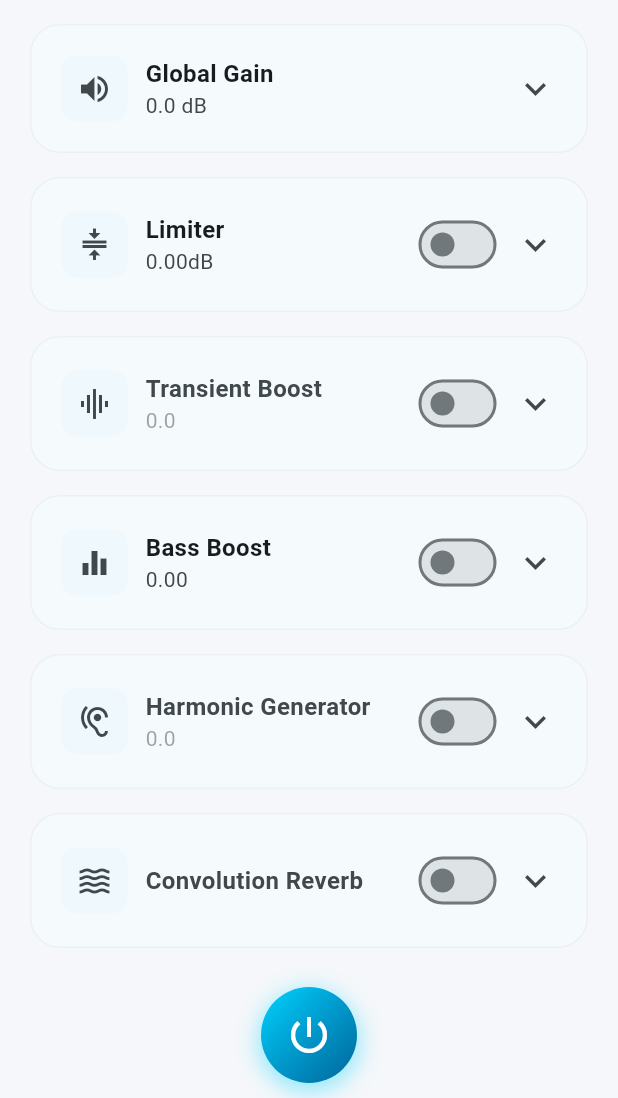
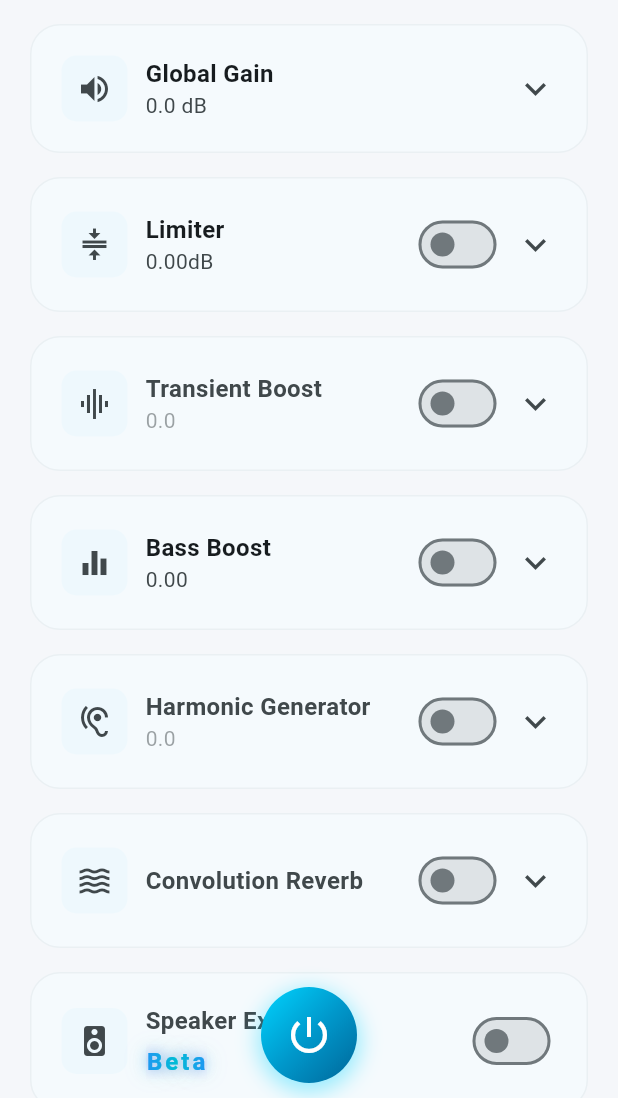
Before and after one commit to qumolangmo/wecho, a Flutter app: the screen it shows after launch, scrolled down 74 dp, on a phone screen of 412 x 824 dp, the part 138-1236 px from its top. Run offline on Flutter 3.47's test engine with Material 3 defaults, Android fonts, the phone set to English and light mode, and no system bars; our stand-ins replace file_picker, shared_preferences; generated files the repository leaves out were written again.

Commit message:
feat: add virtual bass feature for telephone speaker

```diff
--- a/lib/components/components.dart
+++ b/lib/components/components.dart
@@ -5,3 +5,4 @@ export 'details_dialog.dart';
 export 'multi_slider_control_card.dart';
 export 'reset_button.dart';
 export 'switch_control_card.dart';
+export 'simple_control_card.dart';
--- a/lib/components/convolve_control_card.dart
+++ b/lib/components/convolve_control_card.dart
@@ -242,7 +242,7 @@ class ConvolveControlCard extends StatelessWidget {
       crossAxisAlignment: CrossAxisAlignment.start,
       children: [
         Text(
-          '混合比例',
+          AppLocalizations.of(context)!.mixRatio,
           style: TextStyle(
             fontSize: 14,
             fontWeight: FontWeight.w500,
@@ -329,7 +329,7 @@ class ConvolveControlCard extends StatelessWidget {
                 const SizedBox(width: 12),
                 Expanded(
                   child: Text(
-                    irPath.isEmpty ? '点击选择IR文件 (.wav, .irs)' : irPath.split('/').last,
+                    irPath.isEmpty ? AppLocalizations.of(context)!.selectIRFile : irPath.split('/').last,
                     style: TextStyle(
                       fontSize: 14,
                       color: irPath.isEmpty
--- a/lib/components/details_dialog.dart
+++ b/lib/components/details_dialog.dart
@@ -27,8 +27,8 @@ class DetailsDialog extends StatelessWidget {
               _buildDetailRow(AppLocalizations.of(context)!.playbackSampleRate, '44099 Hz'),
               _buildDetailRow(AppLocalizations.of(context)!.captureBitDepth, '32bit'),
               _buildDetailRow(AppLocalizations.of(context)!.playbackBitDepth, '32bit'),
-              _buildDetailRow(AppLocalizations.of(context)!.engineVersion, 'v1.0.1'),
-              _buildDetailRow(AppLocalizations.of(context)!.applicationVersion, 'v1.0.0'),
+              _buildDetailRow(AppLocalizations.of(context)!.engineVersion, 'v1.1.0'),
+              _buildDetailRow(AppLocalizations.of(context)!.applicationVersion, 'v1.1.0'),
             ],
           ),
         ),
--- /dev/null
+++ b/lib/components/simple_control_card.dart
@@ -0,0 +1,185 @@
+/// Copyright (c) 2026 qumolangmo
+///
+/// License: MIT License with Commons Clause License Condition v1.0
+/// see LICENSE-MIT and LICENSE-COMMONS-CLAUSE in the project root for full license text.
+///
+/// For commercial use, please contact: qumolangmo@gmail.com
+
+import 'package:wecho/l10n/app_localizations.dart';
+import 'package:flutter/material.dart';
+
+class SimpleControlCard extends StatelessWidget {
+  final IconData icon;
+  final String title;
+  final String description;
+  final bool enabled;
+  final ValueChanged<bool> onToggle;
+
+  const SimpleControlCard({
+    super.key,
+    required this.icon,
+    required this.title,
+    required this.description,
+    required this.enabled,
+    required this.onToggle,
+  });
+
+  void _showDescriptionDialog(BuildContext context, ColorScheme colorScheme) {
+    showDialog(
+      context: context,
+      builder: (context) => AlertDialog(
+        shape: RoundedRectangleBorder(
+          borderRadius: BorderRadius.circular(20),
+        ),
+        title: Row(
+          children: [
+            Container(
+              padding: const EdgeInsets.all(8),
+              decoration: BoxDecoration(
+                color: colorScheme.primary.withOpacity(0.2),
+                borderRadius: BorderRadius.circular(8),
+              ),
+              child: Icon(
+                icon,
+                color: colorScheme.primary,
+                size: 20,
+              ),
+            ),
+            const SizedBox(width: 12),
+            Text(
+              title,
+              style: TextStyle(
+                fontSize: 18,
+                fontWeight: FontWeight.w600,
+                color: colorScheme.onSurface,
+              ),
+            ),
+          ],
+        ),
+        content: Text(
+          description,
+          style: TextStyle(
+            fontSize: 14,
+            height: 1.6,
+            color: colorScheme.onSurfaceVariant,
+          ),
+        ),
+        actions: [
+          TextButton(
+            onPressed: () => Navigator.of(context).pop(),
+            child: Text(
+              AppLocalizations.of(context)!.close,
+              style: TextStyle(
+                color: colorScheme.primary,
+                fontWeight: FontWeight.w500,
+              ),
+            ),
+          ),
+        ],
+      ),
+    );
+  }
+
+  @override
+  Widget build(BuildContext context) {
+    final colorScheme = Theme.of(context).colorScheme;
+
+    return Container(
+      decoration: BoxDecoration(
+        color: colorScheme.surface,
+        borderRadius: BorderRadius.circular(20),
+        border: Border.all(
+          color: enabled
+              ? colorScheme.primary.withOpacity(0.5)
+              : colorScheme.outlineVariant.withOpacity(0.2),
+        ),
+        boxShadow: enabled
+            ? [
+                BoxShadow(
+                  color: colorScheme.primary.withOpacity(0.1),
+                  blurRadius: 20,
+                  offset: const Offset(0, 4),
+                ),
+              ]
+            : null,
+      ),
+      child: Padding(
+        padding: const EdgeInsets.all(20),
+        child: Row(
+          children: [
+            GestureDetector(
+              onTap: () => _showDescriptionDialog(context, colorScheme),
+              child: Container(
+                padding: const EdgeInsets.all(10),
+                decoration: BoxDecoration(
+                  color: enabled
+                      ? colorScheme.primary.withOpacity(0.2)
+                      : colorScheme.primaryContainer.withOpacity(0.1),
+                  borderRadius: BorderRadius.circular(10),
+                ),
+                child: Icon(
+                  icon,
+                  color: enabled ? colorScheme.primary : colorScheme.onSurfaceVariant,
+                  size: 24,
+                ),
+              ),
+            ),
+            const SizedBox(width: 12),
+            Expanded(
+              child: Column(
+                crossAxisAlignment: CrossAxisAlignment.start,
+                children: [
+                  Text(
+                    title,
+                    style: TextStyle(
+                      fontSize: 16,
+                      fontWeight: FontWeight.w600,
+                      color: enabled ? colorScheme.onSurface : colorScheme.onSurfaceVariant,
+                    ),
+                  ),
+                  const SizedBox(height: 4),
+                  ShaderMask(
+                    shaderCallback: (bounds) => LinearGradient(
+                      colors: [
+                        Color(0xFF2196F3),
+                        Color(0xFF00BCD4),
+                        Color(0xFF2196F3),
+                      ],
+                      stops: [0.0, 0.5, 1.0],
+                    ).createShader(bounds),
+                    child: Text(
+                      'Beta',
+                      style: TextStyle(
+                        fontSize: 16,
+                        fontWeight: FontWeight.bold,
+                        color: Colors.white,
+                        letterSpacing: 2,
+                        shadows: [
+                          Shadow(
+                            color: Color(0xFF2196F3).withOpacity(0.5),
+                            offset: Offset(0, 0),
+                            blurRadius: 10,
+                          ),
+                          Shadow(
+                            color: Color(0xFF00BCD4).withOpacity(0.3),
+                            offset: Offset(0, 0),
+                            blurRadius: 20,
+                          ),
+                        ],
+                      ),
+                    ),
+                  ),
+                ],
+              ),
+            ),
+            Switch(
+              value: enabled,
+              onChanged: onToggle,
+              activeColor: colorScheme.primary,
+            ),
+          ],
+        ),
+      ),
+    );
+  }
+}
--- a/lib/l10n/app_en.arb
+++ b/lib/l10n/app_en.arb
@@ -31,5 +31,9 @@
     "engineVersion": "Engine Version",
     "applicationVersion": "Application Version",
     "close": "Close",
-    "irFile": "IR File"
+    "irFile": "IR File",
+    "speakerExciter": "Speaker Exciter",
+    "speakerExciterDesc": "Optimize the low-frequency performance of the speaker.",
+    "mixRatio": "Mix Ratio",
+    "selectIRFile": "Select your IR File"
 }
--- a/lib/l10n/app_zh.arb
+++ b/lib/l10n/app_zh.arb
@@ -31,5 +31,9 @@
     "engineVersion": "引擎版本",
     "applicationVersion": "应用版本",
     "close": "关闭",
-    "irFile": "冲激响应文件"
+    "irFile": "冲激响应文件",
+    "speakerExciter": "扬声器优化",
+    "speakerExciterDesc": "想体验果子手机外放的低频下潜嘛? 哈哈,美着呢你，还远着呢。这次只是beta版，刚刚出了个雏形，只有一些低频突出的音乐能感受到额外的低音效果",
+    "mixRatio": "混合比例",
+    "selectIRFile": "选择冲激响应文件"
 }
--- a/lib/main.dart
+++ b/lib/main.dart
@@ -266,6 +266,14 @@ class _DSPControllerState extends State<DSPController> {
                 onMixChanged: _viewModel.updateConvolveMix,
                 onIrPathChanged: _viewModel.updateConvolveIrPath,
               ),
+              const SizedBox(height: 16),
+              SimpleControlCard(
+                icon: Icons.speaker,
+                title: AppLocalizations.of(context)!.speakerExciter,
+                description: AppLocalizations.of(context)!.speakerExciterDesc,
+                enabled: _viewModel.speakerExciterEnabled,
+                onToggle: _viewModel.updateSpeakerExciterEnabled,
+              ),
               const SizedBox(height: 100),
             ],
           ),
--- a/lib/view_models/dsp_controller_view_model.dart
+++ b/lib/view_models/dsp_controller_view_model.dart
@@ -28,6 +28,7 @@ enum ParamID {
   LIMITER_EFFECT_MAKEUP_GAIN,
   LIMITER_EFFECT_ATTACK,
   LIMITER_EFFECT_RELEASE,
+  SPEAKER_EFFECT_ENABLED,
 }
 
 class DSPControllerViewModel {
@@ -56,6 +57,8 @@ class DSPControllerViewModel {
   bool convolveEnabled = false;
   double convolveMix = 0.5;
   String convolveIrPath = '';
+
+  bool speakerExciterEnabled = false;
 
   bool channelBalanceExpanded = false;
   bool globalGainExpanded = false;
@@ -116,6 +119,8 @@ class DSPControllerViewModel {
     updateConvolveMix(convolveMix);
     updateConvolveIrPath(convolveIrPath);
     updateConvolveEnabled(convolveEnabled);
+
+    updateSpeakerExciterEnabled(speakerExciterEnabled);
   }
 
   Future<void> _loadSettings() async {
@@ -141,6 +146,8 @@ class DSPControllerViewModel {
     limiterMakeupGain = _prefs.getDouble('limiterMakeupGain') ?? 1;
     limiterAttack = _prefs.getDouble('limiterAttack') ?? 2;
     limiterRelease = _prefs.getDouble('limiterRelease') ?? 2;
+
+    speakerExciterEnabled = _prefs.getBool('speakerExciterEnabled') ?? false;
 
     channelBalanceExpanded = _prefs.getBool('channelBalanceExpanded') ?? false;
     globalGainExpanded = _prefs.getBool('globalGainExpanded') ?? false;
@@ -174,6 +181,8 @@ class DSPControllerViewModel {
     await _prefs.setDouble('limiterMakeupGain', limiterMakeupGain);
     await _prefs.setDouble('limiterAttack', limiterAttack);
     await _prefs.setDouble('limiterRelease', limiterRelease);
+
+    await _prefs.setBool('speakerExciterEnabled', speakerExciterEnabled);
 
     await _prefs.setBool('masterEnabled', masterEnabled);
     await _prefs.setBool('channelBalanceExpanded', channelBalanceExpanded);
@@ -330,6 +339,13 @@ class DSPControllerViewModel {
     onStateChanged?.call();
   }
 
+  void updateSpeakerExciterEnabled(bool enabled) {
+    speakerExciterEnabled = enabled;
+    setEffectParam(ParamID.SPEAKER_EFFECT_ENABLED.index, enabled);
+    _saveSettings();
+    onStateChanged?.call();
+  }
+
   void updateMasterEnabled(bool enabled) {
     masterEnabled = enabled;
     setMasterEnabled(enabled);
```
Also changed, not shown: 10 other files.
